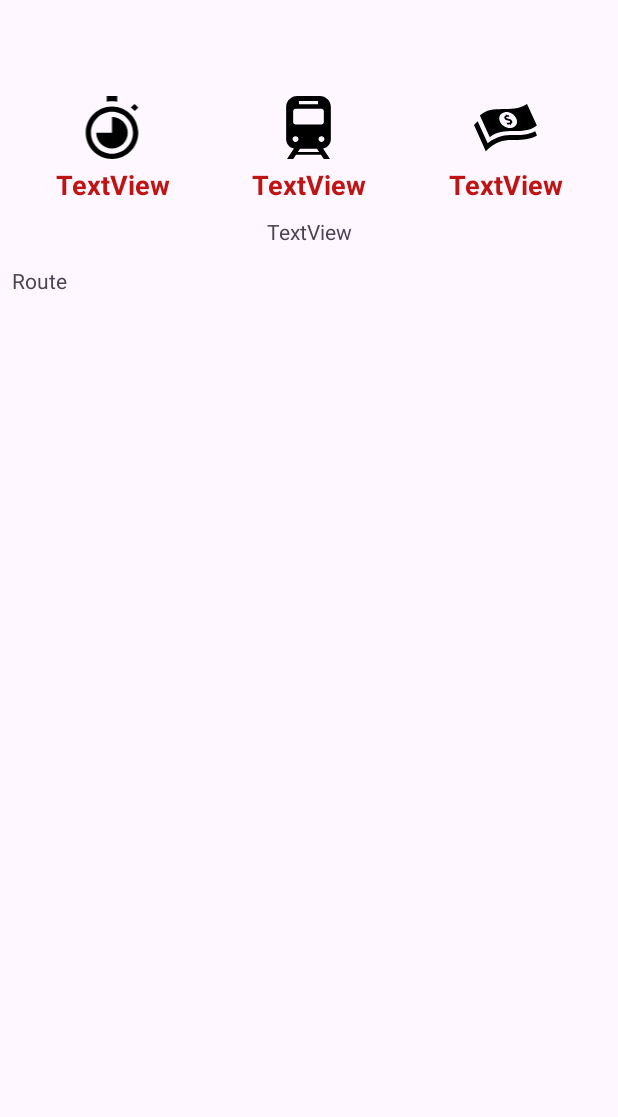
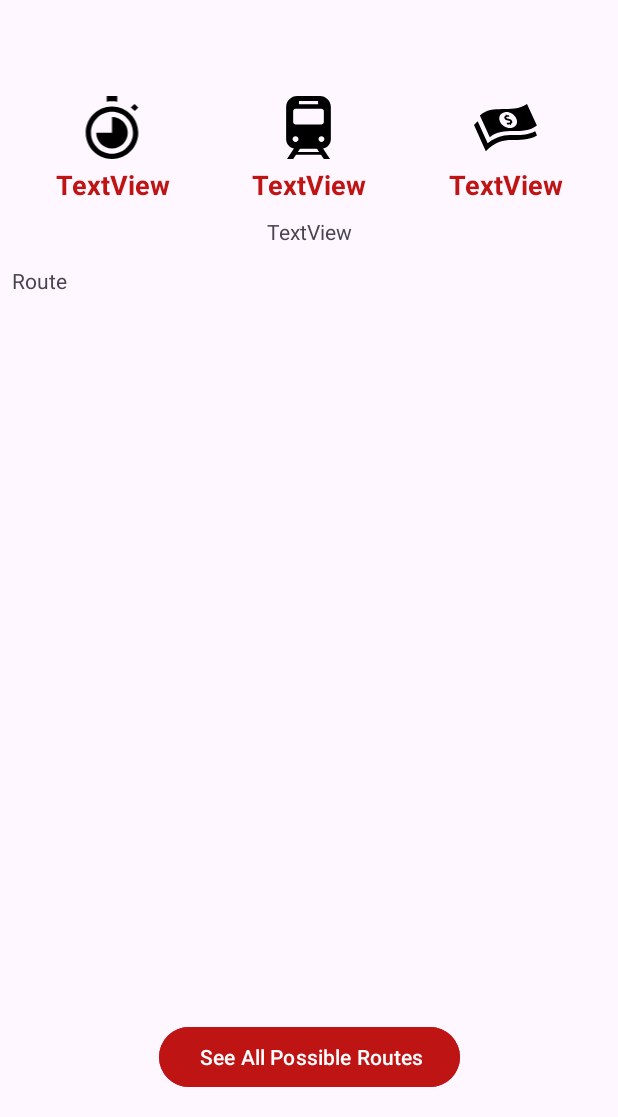
Before and after one commit to SalmaW/Metro-Egypt, an Android app: the layout activity_route.xml on its own in the app's theme, with its tools: preview values and no code run, on a phone screen of 412 x 824 dp, the part 119-1236 px from its top. Run offline under Robolectric (Android 15) with nearby library versions, the phone set to English and light mode, and no system bars.

Commit message:
all paths

```diff
--- a/app/src/main/AndroidManifest.xml
+++ b/app/src/main/AndroidManifest.xml
@@ -12,6 +12,9 @@
         android:supportsRtl="true"
         android:theme="@style/Theme.MetroEgypt"
         tools:targetApi="31">
+        <activity
+            android:name=".AllPathsActivity"
+            android:exported="false" />
         <activity
             android:name=".MapActivity"
             android:exported="false" />
--- a/app/src/main/java/com/example/metroegypt/MainCode.java
+++ b/app/src/main/java/com/example/metroegypt/MainCode.java
@@ -122,12 +122,11 @@ public class MainCode {
         int min = allPaths.get(0).size();
         int shortIndex = 0;
         for (List<String> path : allPaths) {
-            count = path.size();
             if (path.size() < min) {
                 min = path.size();
                 shortIndex = allPaths.indexOf(path);
             }
-            System.out.println(path + "\n" + "Price is: " + getPrice(count));
+            System.out.println(path + "\n");
         }
         System.out.println("\nShortest Route: " + allPaths.get(shortIndex));
 
--- a/app/src/main/res/layout/activity_route.xml
+++ b/app/src/main/res/layout/activity_route.xml
@@ -131,11 +131,23 @@
         android:layout_marginStart="8dp"
         android:layout_marginTop="8dp"
         android:layout_marginEnd="8dp"
-        android:layout_marginBottom="8dp"
-        app:layout_constraintBottom_toBottomOf="parent"
+        android:layout_marginBottom="16dp"
+        app:layout_constraintBottom_toTopOf="@+id/button"
         app:layout_constraintEnd_toEndOf="parent"
         app:layout_constraintStart_toStartOf="parent"
         app:layout_constraintTop_toBottomOf="@+id/tableLayout"
         tools:text="Route" />
 
+    <Button
+        android:id="@+id/button"
+        android:layout_width="wrap_content"
+        android:layout_height="wrap_content"
+        android:layout_marginBottom="16dp"
+        android:backgroundTint="#BF1414"
+        android:onClick="goToPaths"
+        android:text=" See All Possible Routes"
+        app:layout_constraintBottom_toBottomOf="parent"
+        app:layout_constraintEnd_toEndOf="parent"
+        app:layout_constraintStart_toStartOf="parent" />
+
 </androidx.constraintlayout.widget.ConstraintLayout>
```
Also changed, not shown: app/src/main/java/com/example/metroegypt/AllPathsActivity.java (added, +56 -0 lines), app/src/main/java/com/example/metroegypt/RouteActivity.java (+13 -2 lines), app/src/main/res/layout/activity_all_paths.xml (added, +54 -0 lines).
